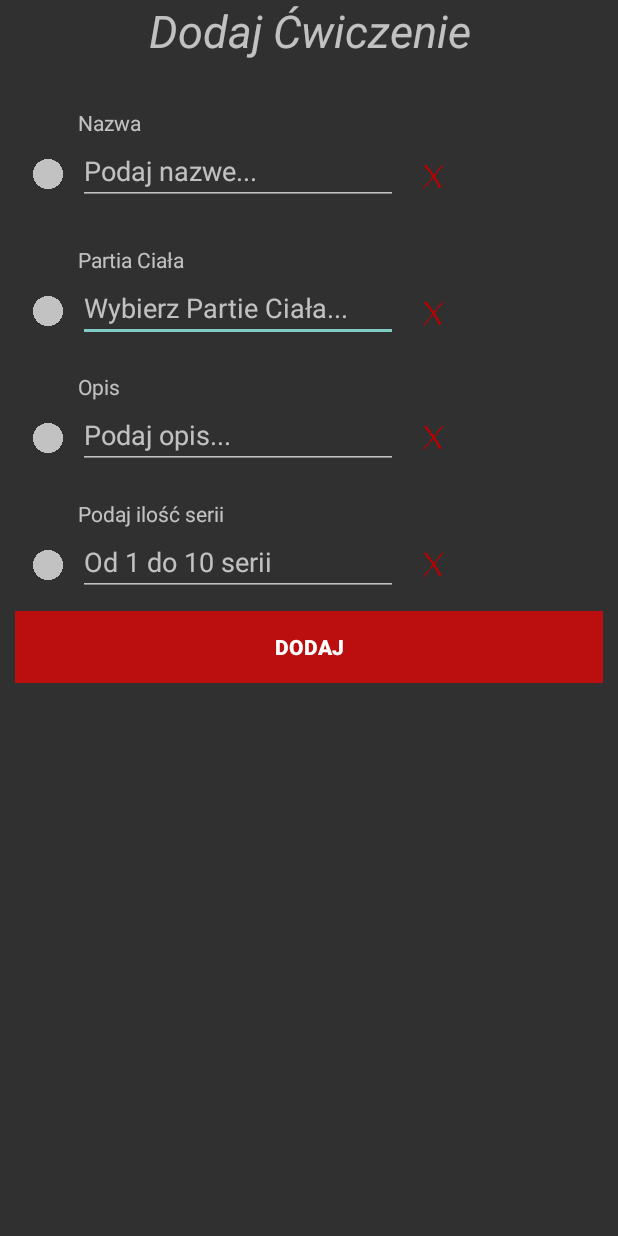
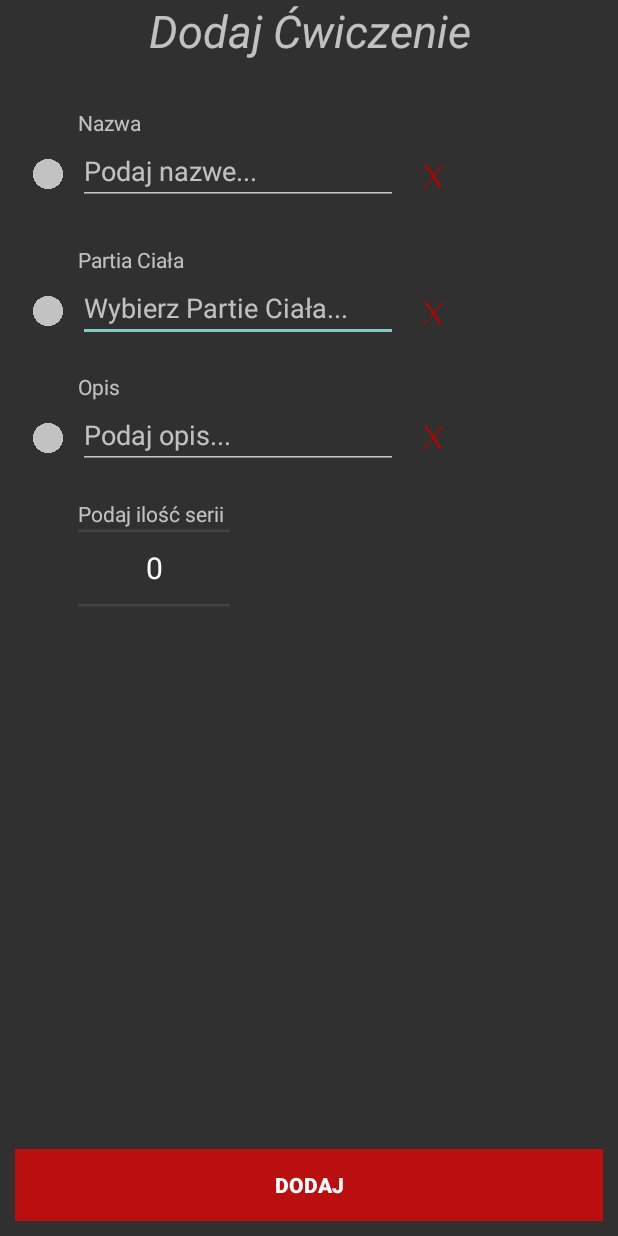
Before and after one commit to wiktor7879/ProjektZespolowy, an Android app: the layout activity_fragment_dodaj_cwiczenie.xml on its own in the app's theme, with its tools: preview values and no code run, on a phone screen of 412 x 824 dp. Run offline under Robolectric (Android 15) with nearby library versions, the phone set to English and light mode, and no system bars.

```diff
--- a/app/src/main/java/Fragments/fragmentDodajPlan.java
+++ b/app/src/main/java/Fragments/fragmentDodajPlan.java
@@ -410,9 +410,6 @@ public class fragmentDodajPlan extends Fragment {
                 Log.w(TAG, "loadPost:onCancelled", databaseError.toException());
             }
         });
-
-
-
     }
 
 
--- a/app/src/main/res/layout/activity_fragment_dodaj_cwiczenie.xml
+++ b/app/src/main/res/layout/activity_fragment_dodaj_cwiczenie.xml
@@ -19,16 +19,6 @@
 
 
     <ImageView
-        android:id="@+id/iVx3"
-        android:layout_width="47dp"
-        android:layout_height="18dp"
-        app:layout_constraintBottom_toBottomOf="@+id/editTextIloscSerii"
-        app:layout_constraintStart_toEndOf="@+id/editTextIloscSerii"
-        app:layout_constraintTop_toTopOf="@+id/editTextIloscSerii"
-        app:layout_constraintVertical_bias="0.555"
-        app:srcCompat="@drawable/ic_x_icon" />
-
-    <ImageView
         android:id="@+id/iVx2"
         android:layout_width="47dp"
         android:layout_height="18dp"
@@ -37,17 +27,6 @@
         app:layout_constraintTop_toTopOf="@+id/editTextOpis"
         app:layout_constraintVertical_bias="0.555"
         app:srcCompat="@drawable/ic_x_icon" />
-
-    <ImageView
-        android:id="@+id/imageView4"
-        android:layout_width="20dp"
-        android:layout_height="20dp"
-        android:layout_marginTop="4dp"
-        android:layout_marginEnd="10dp"
-        app:layout_constraintBottom_toBottomOf="@+id/editTextIloscSerii"
-        app:layout_constraintEnd_toStartOf="@+id/editTextIloscSerii"
-        app:layout_constraintTop_toBottomOf="@+id/tvIloscSerii"
-        app:srcCompat="@drawable/ic_gray_circle" />
 
     <ImageView
         android:id="@+id/imageView3"
@@ -137,6 +116,8 @@
         app:layout_constraintStart_toStartOf="parent"
         app:layout_constraintTop_toBottomOf="@+id/editTextOpis" />
 
+
+    <!--
     <EditText
         android:id="@+id/editTextIloscSerii"
         android:layout_width="wrap_content"
@@ -147,6 +128,22 @@
         android:inputType="number"
         app:layout_constraintStart_toStartOf="parent"
         app:layout_constraintTop_toBottomOf="@+id/tvIloscSerii" />
+-->
+
+
+    <NumberPicker
+        android:id="@+id/nIlSerii"
+        android:layout_width="101dp"
+        android:layout_height="53dp"
+        android:gravity="center_vertical"
+        android:scrollbarSize="4dp"
+        android:theme="@style/MyNumberPickerTheme"
+        app:layout_constraintEnd_toEndOf="@+id/tvIloscSerii"
+        app:layout_constraintHorizontal_bias="0.0"
+        app:layout_constraintStart_toStartOf="@+id/tvIloscSerii"
+        app:layout_constraintTop_toBottomOf="@+id/tvIloscSerii">
+
+    </NumberPicker>
 
     <ImageView
         android:id="@+id/imageView2"
@@ -194,22 +191,19 @@
         app:srcCompat="@drawable/ic_x_icon" />
 
 
-
-
     <Button
         android:id="@+id/btnDodajCwiczenie"
         android:layout_width="match_parent"
         android:layout_height="wrap_content"
         android:layout_margin="10dp"
-        android:layout_marginTop="56dp"
         android:background="@color/colorPrimary"
         android:text="@string/dodaj"
         android:textColor="@android:color/white"
         android:textStyle="bold"
+        app:layout_constraintBottom_toBottomOf="parent"
         app:layout_constraintEnd_toEndOf="parent"
-        app:layout_constraintHorizontal_bias="0.157"
-        app:layout_constraintStart_toStartOf="parent"
-        app:layout_constraintTop_toBottomOf="@+id/editTextIloscSerii" />
+        app:layout_constraintHorizontal_bias="0.526"
+        app:layout_constraintStart_toStartOf="parent" />
 
 
 </android.support.constraint.ConstraintLayout>
--- /dev/null
+++ b/app/src/main/res/values-v24/styles.xml
@@ -0,0 +1,17 @@
+<?xml version="1.0" encoding="utf-8"?>
+<resources>
+
+    <style name="MyAppThemeThree" parent="Theme.AppCompat.Light">
+        <item name="colorPrimary">@color/colorPrimary</item>
+        <item name="colorPrimaryDark">@color/colorPrimaryDark</item>
+        <item name="android:numberPickerStyle">@style/MyNumberPickerTheme</item>
+
+    </style>
+
+
+    <style name="MyNumberPickerTheme" parent="@android:style/Widget.Material.NumberPicker">
+        <item name="android:textSize">20sp</item>
+    </style>
+
+
+</resources>
--- a/app/src/main/res/values/styles.xml
+++ b/app/src/main/res/values/styles.xml
@@ -18,4 +18,5 @@
 
     <style name="PopupOverlay" parent="ThemeOverlay.AppCompat.Light" />
 
+
 </resources>
--- a/build.gradle
+++ b/build.gradle
@@ -7,7 +7,7 @@ buildscript {
 
     }
     dependencies {
-        classpath 'com.android.tools.build:gradle:3.3.2'
+        classpath 'com.android.tools.build:gradle:3.5.1'
         classpath 'com.google.gms:google-services:4.3.2'
         // NOTE: Do not place your application dependencies here; they belong
         // in the individual module build.gradle files
```
Also changed, not shown: app/build.gradle (+12 -0 lines), app/src/main/java/Fragments/fragmentDodajCwiczenie.java (+16 -22 lines), app/src/main/java/Fragments/fragmentHome.java (+163 -3 lines), app/src/main/java/model/Informacje.java (+13 -3 lines), app/src/main/res/layout/activity_fragment_home.xml (+102 -10 lines), app/src/main/res/values/colors.xml (+9 -0 lines), gradle/wrapper/gradle-wrapper.properties, settings.gradle (line endings or trailing spaces), 2 other files.
